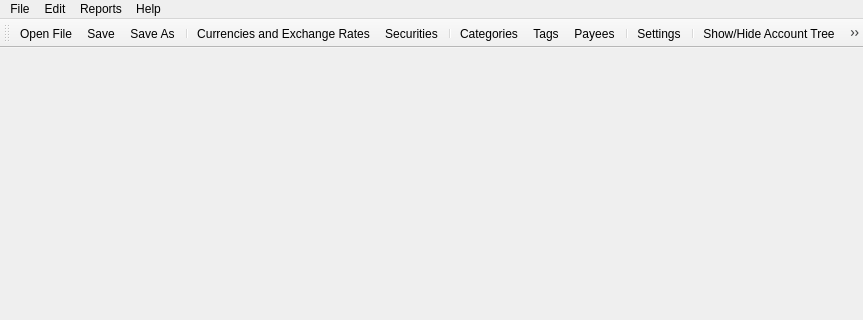
Qt form src/views/ui_files/main_window.ui (JakubFranek/Kapytal) before a commit; both pictures show x 0 to 863 and y 0 to 320 of the 863 by 673 pixel window.
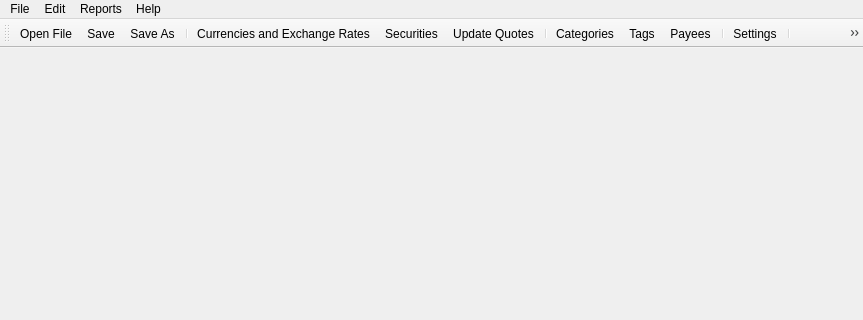
The same form after that commit.

Commit message:
Add basic Update Quotes UI
Add src/models/online_quotes/functions module.
Add QuotesUpdateForm, QuotesUpdateFormPresenter and
QuotesUpdateTableModel.
Update requirements.
Update pyproject.toml with new Ruff per-file-ignore.

Patch:
```diff
--- a/src/views/ui_files/main_window.ui
+++ b/src/views/ui_files/main_window.ui
@@ -145,6 +145,7 @@
    <addaction name="separator"/>
    <addaction name="actionCurrencies_and_Exchange_Rates"/>
    <addaction name="actionSecurities"/>
+   <addaction name="actionUpdate_Quotes"/>
    <addaction name="separator"/>
    <addaction name="actionCategories"/>
    <addaction name="actionTags"/>
@@ -337,6 +338,14 @@
     <string>Open Demo File</string>
    </property>
   </action>
+  <action name="actionUpdate_Quotes">
+   <property name="text">
+    <string>Update Quotes</string>
+   </property>
+   <property name="toolTip">
+    <string>Update Quotes</string>
+   </property>
+  </action>
  </widget>
  <resources/>
  <connections/>
```
The commit also changes 12 other files.
